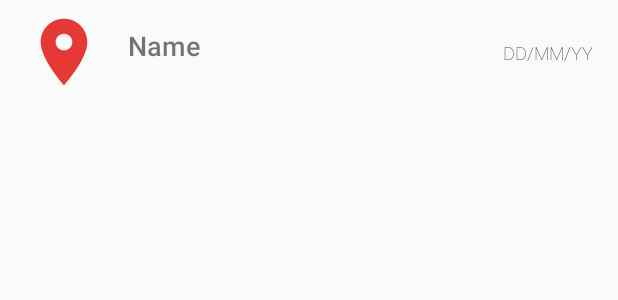
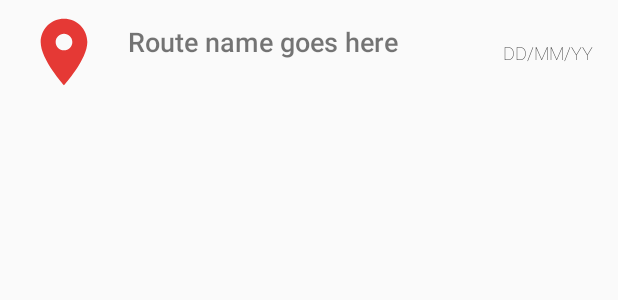
Before and after one commit to NikitaMalkin/TripShareClient, an Android app: the layout layout_list_view_row_items.xml on its own in the app's theme, with its tools: preview values and no code run, on a phone screen of 412 x 824 dp. Shown: the top 300 px of the screen. Run offline under Robolectric (Android 15) with nearby library versions, the phone set to English and light mode, and no system bars.

```diff
--- a/app/src/main/res/layout/layout_list_view_row_items.xml
+++ b/app/src/main/res/layout/layout_list_view_row_items.xml
@@ -24,7 +24,7 @@
     <TextView
         android:id="@+id/text_view_item_name"
         android:layout_width="0dp"
-        android:layout_height="30dp"
+        android:layout_height="wrap_content"
         android:layout_marginStart="16dp"
         android:layout_marginTop="15dp"
         android:layout_marginEnd="16dp"
@@ -32,8 +32,8 @@
         android:fontFamily="sans-serif-medium"
         android:gravity="center"
         android:singleLine="true"
-        android:text="Name"
-        android:textAlignment="textStart"
+        android:text="Route name goes here"
+        android:textAlignment="viewStart"
         android:textAllCaps="false"
         android:textSize="18sp"
         app:layout_constraintBottom_toBottomOf="parent"
@@ -45,8 +45,10 @@
     <TextView
         android:id="@+id/Item_Created_Date"
         android:layout_width="wrap_content"
-        android:layout_height="16dp"
+        android:layout_height="wrap_content"
+        android:layout_marginTop="15dp"
         android:layout_marginEnd="16dp"
+        android:layout_marginBottom="15dp"
         android:fontFamily="sans-serif-thin"
         android:text="DD/MM/YY"
         android:textColor="#000000"
```
